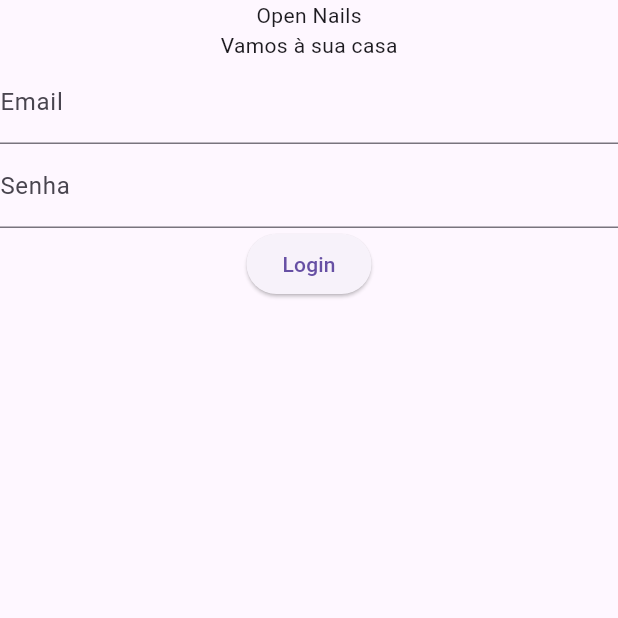
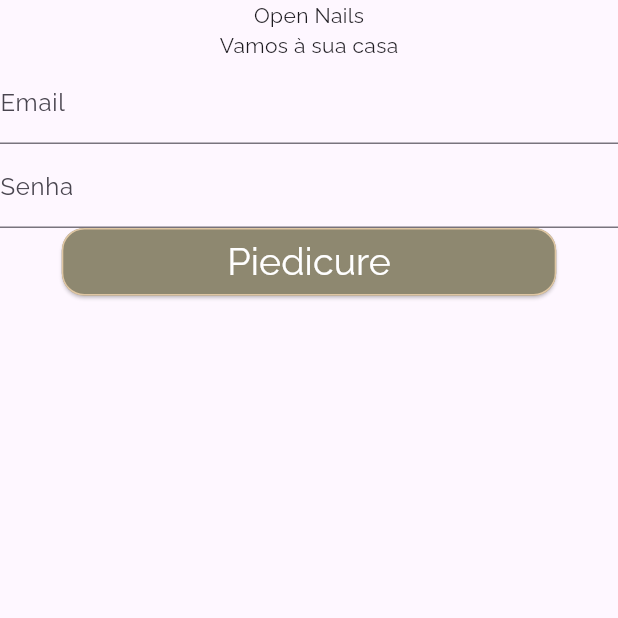
Before and after one commit to gabrielestefono/nail_design_app, a Flutter app: the screen it shows after launch, on a phone screen of 412 x 824 dp, the top half of it. Run offline on Flutter 3.47's test engine with Material 3 defaults, Android fonts, the light colour scheme and no system bars; our stand-ins replace google_fonts.

Commit message:
Criando Primeiro Botão do Template

```diff
--- a/lib/main.dart
+++ b/lib/main.dart
@@ -1,6 +1,7 @@
 import 'package:flutter/material.dart';
 import 'package:nail_app/components/custom_app_bar.dart';
 import 'package:nail_app/pages/login.dart';
+import 'package:google_fonts/google_fonts.dart';
 
 void main() {
   runApp(const MyApp(
@@ -16,6 +17,9 @@ class MyApp extends StatelessWidget {
   @override
   Widget build(BuildContext context) {
     return MaterialApp(
+      theme: ThemeData(
+        textTheme: GoogleFonts.ralewayTextTheme(),
+      ),
       home: Scaffold(
         appBar: titulo != null ? CustomAppBar(titulo: titulo!) : null,
         body: logado ? const Login() : const Login(),
--- a/lib/pages/login.dart
+++ b/lib/pages/login.dart
@@ -1,32 +1,30 @@
 import 'package:flutter/material.dart';
+import 'package:nail_app/template/components/botao_grande.dart';
 
 class Login extends StatelessWidget {
   const Login({super.key});
 
   @override
   Widget build(BuildContext context) {
-    return Column(
+    return const Column(
       children: [
-        const Text("Open Nails"),
-        const Text("Vamos à sua casa"),
+        Text("Open Nails"),
+        Text("Vamos à sua casa"),
         Form(
           child: Column(
             children: [
-              const TextField(
+              TextField(
                 decoration: InputDecoration(
                   label: Text("Email"),
                 ),
               ),
-              const TextField(
+              TextField(
                 obscureText: true,
                 decoration: InputDecoration(
                   label: Text("Senha"),
                 ),
               ),
-              ElevatedButton(
-                child: const Text("Login"),
-                onPressed: () => {},
-              )
+              BotaoGrande(texto: 'Piedicure')
             ],
           ),
         )
--- /dev/null
+++ b/lib/template/components/botao_grande.dart
@@ -0,0 +1,44 @@
+import 'package:flutter/material.dart';
+
+class BotaoGrande extends StatelessWidget {
+  final bool? secundario;
+  final String texto;
+  const BotaoGrande({super.key, required this.texto, this.secundario});
+
+  @override
+  Widget build(BuildContext context) {
+    return SizedBox(
+      width: MediaQuery.of(context).size.width * 0.8,
+      height: 45,
+      child: ElevatedButton(
+        style: ButtonStyle(
+            backgroundColor: MaterialStateProperty.all<Color>(
+              const Color(
+                0xFF8E8870,
+              ),
+            ),
+            shape: MaterialStateProperty.all<OutlinedBorder>(
+              RoundedRectangleBorder(
+                borderRadius: BorderRadius.circular(15),
+                side: const BorderSide(
+                  color: Color(0XFFDFC6A3),
+                  width: 1,
+                ),
+              ),
+            )),
+        onPressed: () => {},
+        child: Text(
+          texto,
+          style: const TextStyle(
+            color: Colors.white,
+            fontFamily: 'Raleway',
+            fontSize: 25,
+            fontVariations: [
+              FontVariation('wght', 400),
+            ],
+          ),
+        ),
+      ),
+    );
+  }
+}
--- a/pubspec.yaml
+++ b/pubspec.yaml
@@ -28,6 +28,7 @@ environment:
 # the latest version available on pub.dev. To see which dependencies have newer
 # versions available, run `flutter pub outdated`.
 dependencies:
+  google_fonts: ^6.2.1
   flutter:
     sdk: flutter
 
```
Also changed, not shown: pubspec.lock, 1 other file.
